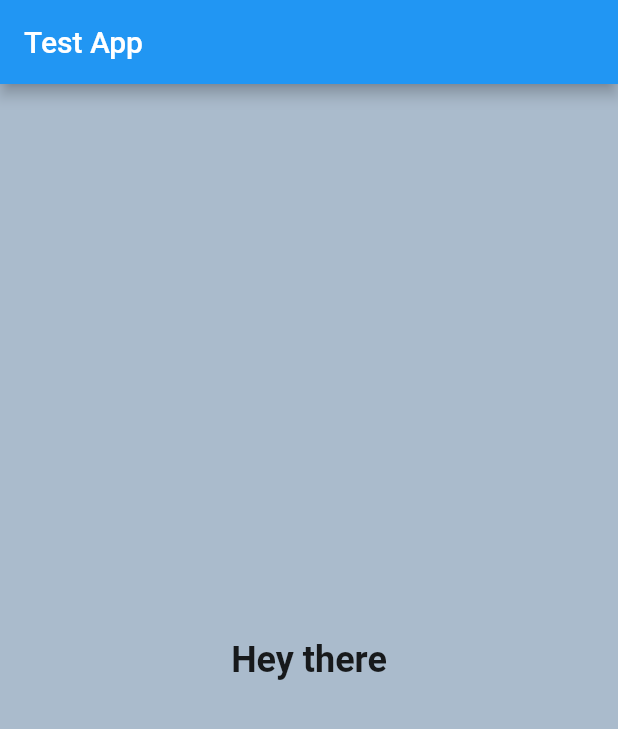
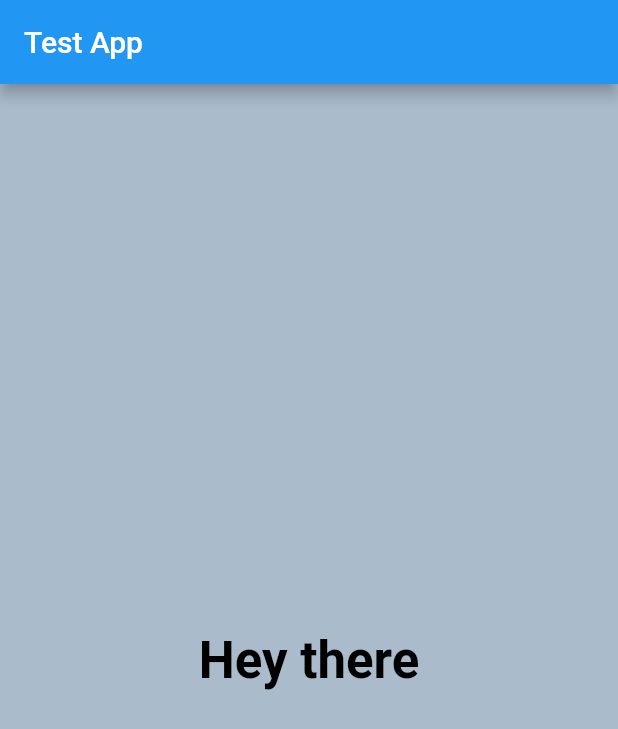
Before and after one commit to Borschik0/test_app_stepnikova, a Flutter app: the screen it shows after launch, on a phone screen of 412 x 824 dp. Shown: the top 729 px of the screen. Run offline on Flutter 3.47's test engine with Material 2 defaults, Android fonts, the phone set to English and light mode, and no system bars.

Commit message:
Add animations

```diff
--- a/lib/screens/main_page.dart
+++ b/lib/screens/main_page.dart
@@ -10,6 +10,8 @@ class MainPage extends StatefulWidget {
 
 class _MainPageState extends State<MainPage> {
   Color color = const Color(0xffaabbcc);
+  bool selected = false;
+
   @override
   Widget build(BuildContext context) {
     return Scaffold(
@@ -18,20 +20,34 @@ class _MainPageState extends State<MainPage> {
       ),
       body: GestureDetector(
         onTap: () => setState(() {
-          color = Color(int.parse(
-              NumberSystemConverter().decToHex().replaceAll('#', '0xff'),),);
+          selected = !selected;
+          color = Color(
+            int.parse(
+              NumberSystemConverter().decToHex().replaceAll('#', '0xff'),
+            ),
+          );
         }),
-        child: Container(
+        child: AnimatedContainer(
           height: double.infinity,
           width: double.infinity,
           color: color,
-          child: const Center(
-            child: Text(
-              'Hey there',
-              style: TextStyle(
-                fontWeight: FontWeight.bold,
-                fontSize: 24,
-              ),
+          duration: const Duration(seconds: 3),
+          child: Center(
+            child: AnimatedDefaultTextStyle(
+              curve: Curves.easeInOutQuad,
+              style: selected
+                  ? const TextStyle(
+                      fontSize: 34,
+                      color: Colors.white,
+                      fontWeight: FontWeight.bold,
+                    )
+                  : const TextStyle(
+                      fontSize: 34,
+                      color: Colors.black,
+                      fontWeight: FontWeight.bold,
+                    ),
+              duration: const Duration(seconds: 3),
+              child: const Text('Hey there'),
             ),
           ),
         ),
--- a/pubspec.yaml
+++ b/pubspec.yaml
@@ -17,6 +17,7 @@ dependencies:
   solid_lints: ^0.0.12
 
 dev_dependencies:
+  dart_code_metrics: ^4.21.3
   flutter_test:
     sdk: flutter
 
```
Also changed, not shown: pubspec.lock.
